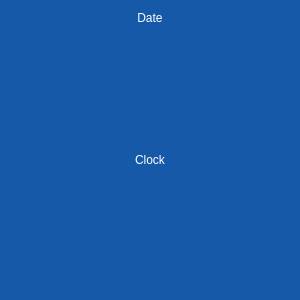
textbrowser/dooble, file UI/dooble_floating_digital_clock.ui: the form before one commit.
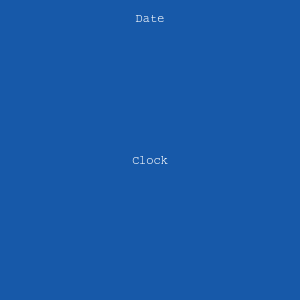
The form after the commit. Icons and pictures are not drawn.

Commit message: Digital clock fonts.

```diff
--- a/UI/dooble_floating_digital_clock.ui
+++ b/UI/dooble_floating_digital_clock.ui
@@ -29,6 +29,11 @@
        <verstretch>0</verstretch>
       </sizepolicy>
      </property>
+     <property name="font">
+      <font>
+       <family>Courier</family>
+      </font>
+     </property>
      <property name="styleSheet">
       <string notr="true">QLabel {color: white;}</string>
      </property>
@@ -42,6 +47,11 @@
    </item>
    <item>
     <widget class="QLabel" name="clock">
+     <property name="font">
+      <font>
+       <family>Courier</family>
+      </font>
+     </property>
      <property name="styleSheet">
       <string notr="true">QLabel {color: white;}</string>
      </property>
```
The commit also changes 1 other file.
